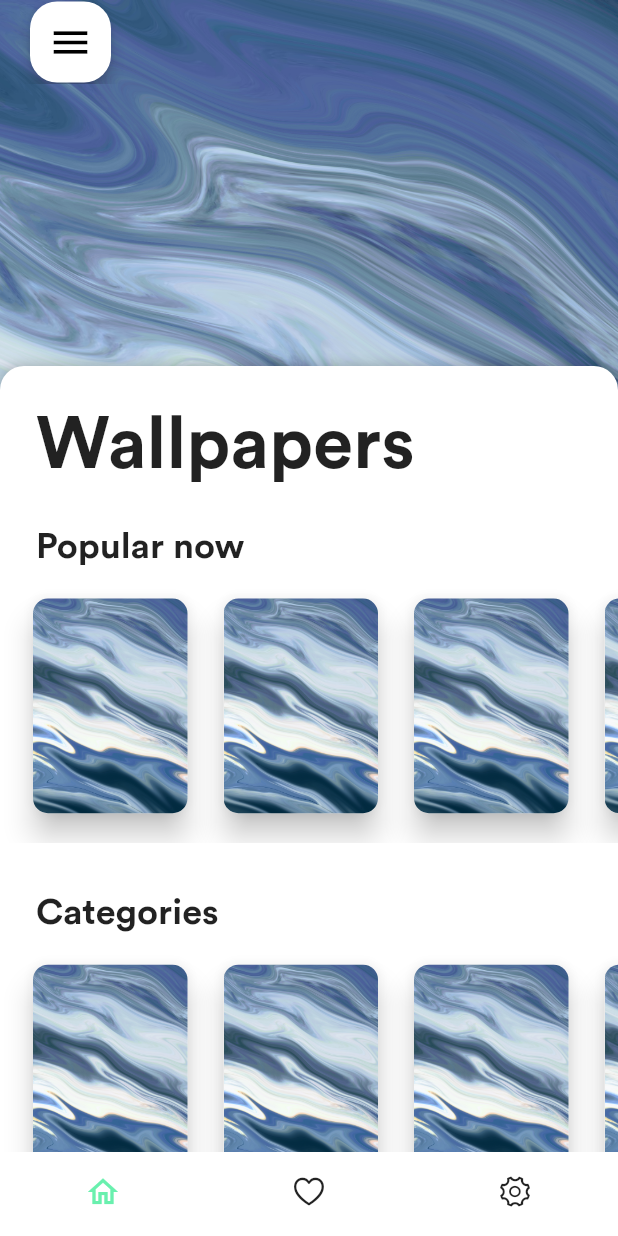
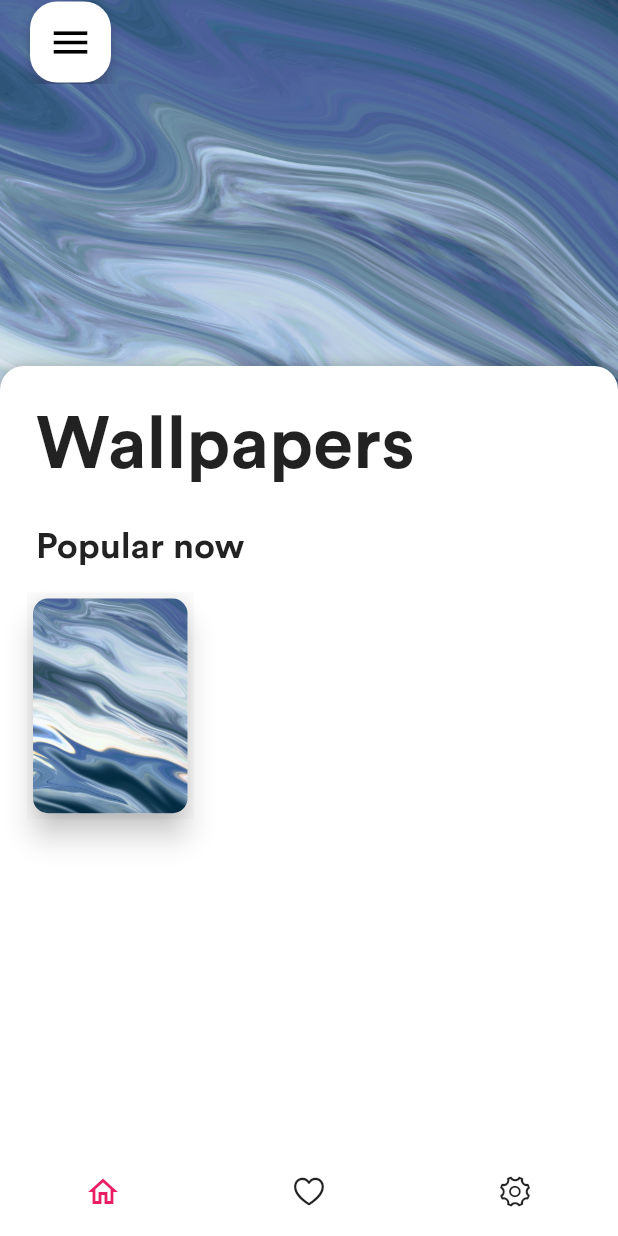
Before and after one commit to SphericalKat/liquiwalls, a Flutter app: the screen it shows after launch, on a phone screen of 412 x 824 dp. Run offline on Flutter 3.47's test engine with Material 2 defaults, Android fonts, the phone set to English and light mode, and no system bars; drawn by our look-alikes of sliding_up_panel; our stand-ins replace auto_route, supercharged.

```diff
--- a/lib/pages/apply_page.dart
+++ b/lib/pages/apply_page.dart
@@ -37,7 +37,9 @@ class ApplyPage extends StatelessWidget {
           ],
         ),
       ),
-      body: Stack(
+      body: Hero(
+        tag: url,
+        child: Stack(
           children: [
             Container(
               height: MediaQuery.of(context).size.height,
@@ -122,6 +124,7 @@ class ApplyPage extends StatelessWidget {
             )
           ],
         ),
+      ),
     );
   }
 }
--- a/lib/pages/home_page.dart
+++ b/lib/pages/home_page.dart
@@ -63,7 +63,7 @@ class _HomePageState extends State<HomePage> {
             ),
             WallRow(title: "Popular now", children: items),
             SizedBox(height: 32),
-            WallRow(title: "Categories", children: items),
+            // WallRow(title: "Categories", children: items),
           ],
         ),
       ),
@@ -82,7 +82,7 @@ class _HomePageState extends State<HomePage> {
           showSelectedLabels: false,
           showUnselectedLabels: false,
           backgroundColor: Colors.white.withOpacity(0.7),
-          selectedItemColor: Colors.greenAccent,
+          selectedItemColor: Colors.pink,
           unselectedItemColor: Colors.black87,
           elevation: 0,
           onTap: (idx) {
--- a/lib/widgets/walls/wall_card.dart
+++ b/lib/widgets/walls/wall_card.dart
@@ -12,6 +12,9 @@ class WallCard extends StatelessWidget {
     var width = MediaQuery.of(context).size.width / 4;
     return Padding(
       padding: const EdgeInsets.symmetric(vertical: 16, horizontal: 8),
+      child: Hero(
+        tag: url,
+        child: Material(
           child: InkWell(
             onTap: () {
               ExtendedNavigator.of(context)
@@ -32,15 +35,12 @@ class WallCard extends StatelessWidget {
               ),
             ),
           ),
+        ),
+      ),
     );
   }
 }
 
 var items = [
   WallCard(url: "assets/images/flowing_skies.jpg"),
-  WallCard(url: "assets/images/flowing_skies.jpg"),
-  WallCard(url: "assets/images/flowing_skies.jpg"),
-  WallCard(url: "assets/images/flowing_skies.jpg"),
-  WallCard(url: "assets/images/flowing_skies.jpg"),
-  WallCard(url: "assets/images/flowing_skies.jpg"),
 ];
```
Lines whose indentation alone changed are shown as unchanged.
